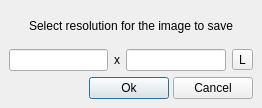
This is Qt/Components/Resources/UI/pqSaveSnapshotDialog.ui in wildmichael/ParaView3-enhancements-old as Qt 5 draws it before an edit. The edited form follows.
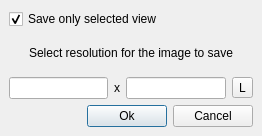
This is the edited form. Icons and pictures are not drawn.

Commit message: ENH: Fixes for BUG #5895 and BUG #5894. Added support to save screenshot of all views. Plot views also correctly save high resimages (except pdf) via screenshot as well as when saving animation.

```diff
--- a/Qt/Components/Resources/UI/pqSaveSnapshotDialog.ui
+++ b/Qt/Components/Resources/UI/pqSaveSnapshotDialog.ui
@@ -6,26 +6,106 @@
     <x>0</x>
     <y>0</y>
     <width>262</width>
-    <height>108</height>
+    <height>136</height>
    </rect>
   </property>
   <property name="windowTitle" >
    <string>Save Screenshot Resolution</string>
   </property>
-  <layout class="QGridLayout" >
+  <layout class="QVBoxLayout" >
    <property name="margin" >
     <number>9</number>
    </property>
    <property name="spacing" >
     <number>6</number>
    </property>
-   <item row="2" column="0" colspan="4" >
+   <item>
+    <widget class="QCheckBox" name="selectedViewOnly" >
+     <property name="toolTip" >
+      <string>&lt;html>When checked, only the acitve view will be saved, otherwise all views will be saved in the image as they are layed out presently.&lt;/html></string>
+     </property>
+     <property name="statusTip" >
+      <string>&lt;html>When checked, only the acitve view will be saved, otherwise all views will be saved in the image as they are layed out presently.&lt;/html></string>
+     </property>
+     <property name="whatsThis" >
+      <string>&lt;html>When checked, only the acitve view will be saved, otherwise all views will be saved in the image as they are layed out presently.&lt;/html></string>
+     </property>
+     <property name="text" >
+      <string>Save only selected view</string>
+     </property>
+     <property name="checked" >
+      <bool>true</bool>
+     </property>
+    </widget>
+   </item>
+   <item>
+    <widget class="QLabel" name="label" >
+     <property name="text" >
+      <string>Select resolution for the image to save</string>
+     </property>
+     <property name="alignment" >
+      <set>Qt::AlignCenter</set>
+     </property>
+    </widget>
+   </item>
+   <item>
     <layout class="QHBoxLayout" >
      <property name="margin" >
       <number>0</number>
      </property>
      <property name="spacing" >
-      <number>4</number>
+      <number>6</number>
+     </property>
+     <item>
+      <widget class="QLineEdit" name="width" />
+     </item>
+     <item>
+      <widget class="QLabel" name="label_2" >
+       <property name="text" >
+        <string>x</string>
+       </property>
+      </widget>
+     </item>
+     <item>
+      <widget class="QLineEdit" name="height" />
+     </item>
+     <item>
+      <widget class="QToolButton" name="lockAspect" >
+       <property name="toolTip" >
+        <string>Lock aspect </string>
+       </property>
+       <property name="statusTip" >
+        <string>Lock aspect </string>
+       </property>
+       <property name="whatsThis" >
+        <string>Lock aspect </string>
+       </property>
+       <property name="text" >
+        <string>L</string>
+       </property>
+       <property name="icon" >
+        <iconset resource="../pqComponents.qrc" >:/pqWidgets/Icons/pqOctreeData16.png</iconset>
+       </property>
+       <property name="iconSize" >
+        <size>
+         <width>12</width>
+         <height>12</height>
+        </size>
+       </property>
+       <property name="checkable" >
+        <bool>true</bool>
+       </property>
+      </widget>
+     </item>
+    </layout>
+   </item>
+   <item>
+    <layout class="QHBoxLayout" >
+     <property name="margin" >
+      <number>0</number>
+     </property>
+     <property name="spacing" >
+      <number>6</number>
      </property>
      <item>
       <spacer>
@@ -56,57 +136,6 @@
      </item>
     </layout>
    </item>
-   <item row="1" column="3" >
-    <widget class="QToolButton" name="lockAspect" >
-     <property name="toolTip" >
-      <string>Lock aspect </string>
-     </property>
-     <property name="statusTip" >
-      <string>Lock aspect </string>
-     </property>
-     <property name="whatsThis" >
-      <string>Lock aspect </string>
-     </property>
-     <property name="text" >
-      <string>L</string>
-     </property>
-     <property name="icon" >
-      <iconset resource="../pqComponents.qrc" >:/pqWidgets/Icons/pqOctreeData16.png</iconset>
-     </property>
-     <property name="iconSize" >
-      <size>
-       <width>12</width>
-       <height>12</height>
-      </size>
-     </property>
-     <property name="checkable" >
-      <bool>true</bool>
-     </property>
-    </widget>
-   </item>
-   <item row="1" column="0" >
-    <widget class="QLineEdit" name="width" />
-   </item>
-   <item row="1" column="1" >
-    <widget class="QLabel" name="label_2" >
-     <property name="text" >
-      <string>x</string>
-     </property>
-    </widget>
-   </item>
-   <item row="1" column="2" >
-    <widget class="QLineEdit" name="height" />
-   </item>
-   <item row="0" column="0" colspan="4" >
-    <widget class="QLabel" name="label" >
-     <property name="text" >
-      <string>Select resolution for the image to save</string>
-     </property>
-     <property name="alignment" >
-      <set>Qt::AlignCenter</set>
-     </property>
-    </widget>
-   </item>
   </layout>
  </widget>
  <resources>
```
Left out of the diff: 2 changed lines with no effect on the pictures. The commit also changes 9 other files.
